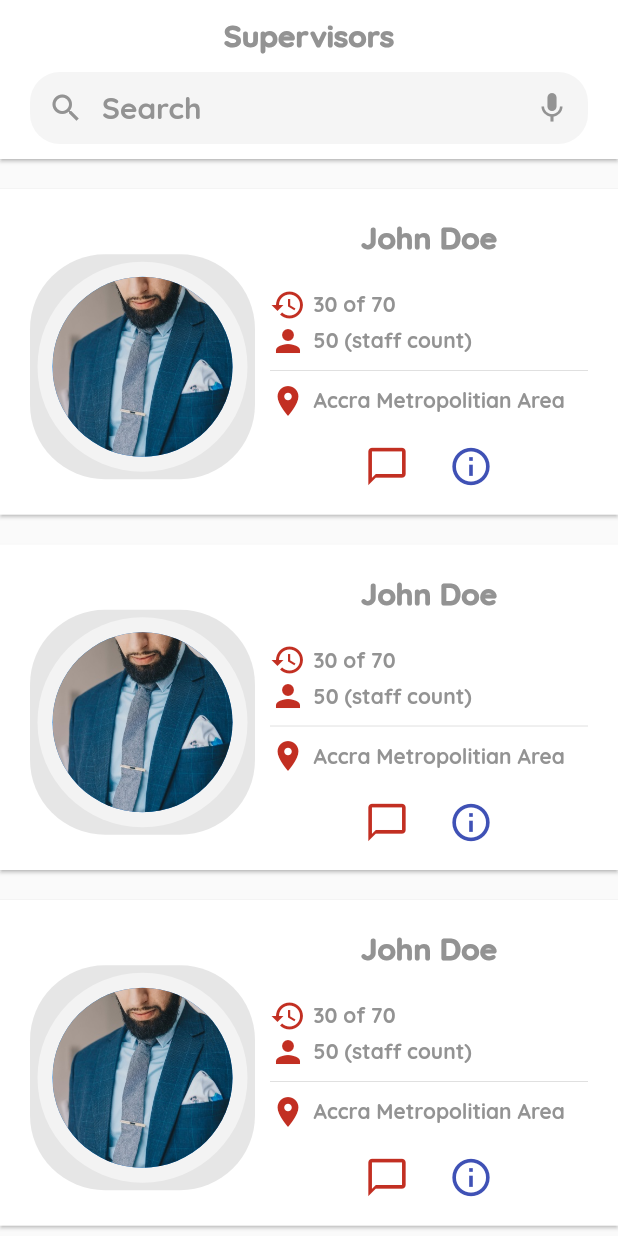
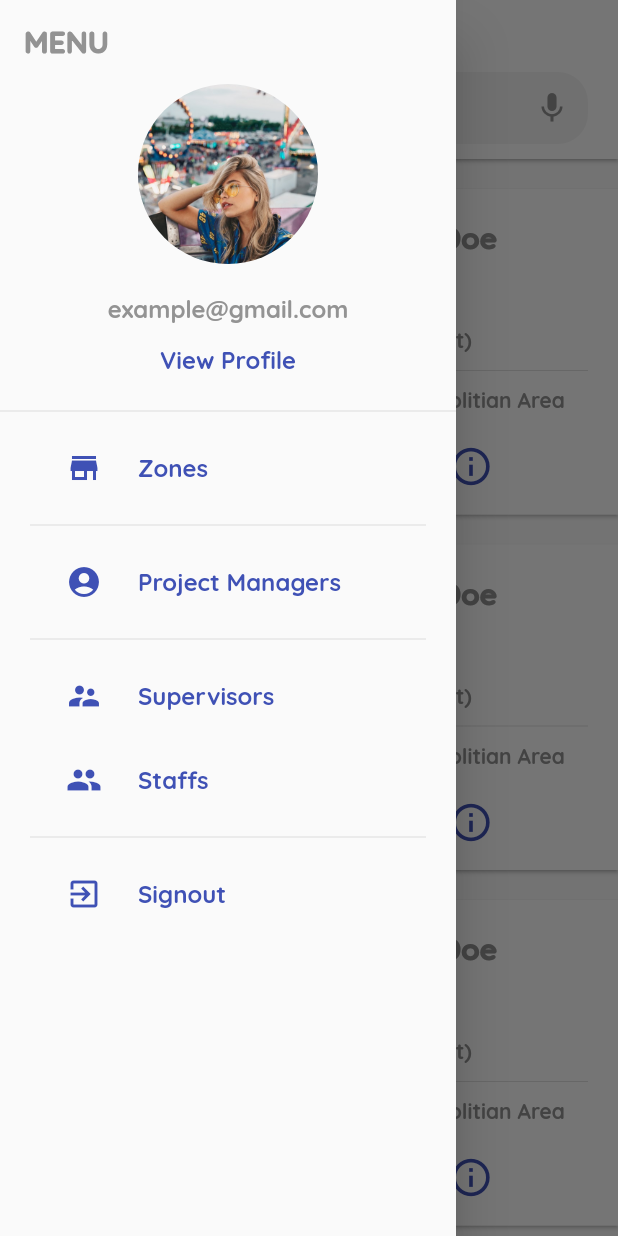
Before and after one commit to kwado-tech/project-management, a Flutter app: the SupervisorsPage screen opened by its route, with the side drawer open (before the commit the screen has no drawer), on a phone screen of 412 x 824 dp. Run offline on Flutter 3.47's test engine with Material 2 defaults, Android fonts, the phone set to English and light mode, and no system bars.

Commit message:
Designed & added drawer to supervisors-page

```diff
--- a/lib/pages/supervisors/supervisors_page.dart
+++ b/lib/pages/supervisors/supervisors_page.dart
@@ -1,5 +1,6 @@
 import 'package:flutter/material.dart';
 import 'package:project_manager/theme/theme_colors.dart';
+import 'package:project_manager/widgets/supervisors/side_drawer.dart';
 import 'package:project_manager/widgets/supervisors/supervisor_item.dart';
 
 class SupervisorsPage extends StatelessWidget {
@@ -56,6 +57,7 @@ class SupervisorsPage extends StatelessWidget {
             child: _buildSearchTextField(),
           ),
         ),
+        drawer: SideDrawer(),
         body: Container(
           // padding: EdgeInsets.symmetric(horizontal: 20.0),
           child: ListView(
--- /dev/null
+++ b/lib/widgets/supervisors/side_drawer.dart
@@ -0,0 +1,133 @@
+import 'package:flutter/material.dart';
+import 'package:project_manager/theme/theme_colors.dart';
+
+class SideDrawer extends StatelessWidget {
+  @override
+  Widget build(BuildContext context) {
+    return Drawer(
+      child: Container(
+        child: SingleChildScrollView(
+          child: Column(
+            children: <Widget>[
+              AppBar(
+                elevation: 0.0,
+                backgroundColor: Colors.transparent,
+                automaticallyImplyLeading: false,
+                title: Text(
+                  'MENU',
+                  style: TextStyle(
+                      color: tTextColor,
+                      fontSize: 20.0,
+                      fontWeight: FontWeight.w900),
+                ),
+              ),
+              ClipRRect(
+                  borderRadius: BorderRadius.circular(60.0),
+                  child: Image.asset(
+                    'assets/images/temp4.jpg',
+                    fit: BoxFit.cover,
+                    height: 120.0,
+                    width: 120.0,
+                  )),
+              SizedBox(height: 20.0),
+              Text('example@gmail.com',
+                  style: TextStyle(
+                      color: tTextColor,
+                      fontSize: 16.0,
+                      fontWeight: FontWeight.bold)),
+              FlatButton(
+                child: Text(
+                  'View Profile',
+                  style: TextStyle(
+                      color: Theme.of(context).primaryColor,
+                      fontSize: 16.0,
+                      fontWeight: FontWeight.bold),
+                ),
+                onPressed: () {},
+              ),
+              Divider(height: 20.0),
+              Container(
+                padding: EdgeInsets.symmetric(horizontal: 20.0),
+                child: Column(
+                  children: <Widget>[
+                    ListTile(
+                      leading: CircleAvatar(
+                          backgroundColor: tBackgroundColor,
+                          child: Icon(Icons.store_mall_directory,
+                              color: Theme.of(context).primaryColor)),
+                      title: Text(
+                        'Zones',
+                        style: TextStyle(
+                            color: Theme.of(context).primaryColor,
+                            fontSize: 16.0,
+                            fontWeight: FontWeight.bold),
+                      ),
+                      onTap: () {},
+                    ),
+                    Divider(height: 20.0),
+                    ListTile(
+                      leading: CircleAvatar(
+                          backgroundColor: tBackgroundColor,
+                          child: Icon(Icons.account_circle,
+                              color: Theme.of(context).primaryColor)),
+                      title: Text(
+                        'Project Managers',
+                        style: TextStyle(
+                            color: Theme.of(context).primaryColor,
+                            fontSize: 16.0,
+                            fontWeight: FontWeight.bold),
+                      ),
+                      onTap: () {},
+                    ),
+                    Divider(height: 20.0),
+                    ListTile(
+                      leading: CircleAvatar(
+                          backgroundColor: tBackgroundColor,
+                          child: Icon(Icons.supervisor_account,
+                              color: Theme.of(context).primaryColor)),
+                      title: Text(
+                        'Supervisors',
+                        style: TextStyle(
+                            color: Theme.of(context).primaryColor,
+                            fontSize: 16.0,
+                            fontWeight: FontWeight.bold),
+                      ),
+                    ),
+                    ListTile(
+                      leading: CircleAvatar(
+                          backgroundColor: tBackgroundColor,
+                          child: Icon(Icons.people,
+                              color: Theme.of(context).primaryColor)),
+                      title: Text(
+                        'Staffs',
+                        style: TextStyle(
+                            color: Theme.of(context).primaryColor,
+                            fontSize: 16.0,
+                            fontWeight: FontWeight.bold),
+                      ),
+                    ),
+                    Divider(height: 20.0),
+                    ListTile(
+                      onTap: () {},
+                      leading: CircleAvatar(
+                          backgroundColor: tBackgroundColor,
+                          child: Icon(Icons.exit_to_app,
+                              color: Theme.of(context).primaryColor)),
+                      title: Text(
+                        'Signout',
+                        style: TextStyle(
+                            color: Theme.of(context).primaryColor,
+                            fontSize: 16.0,
+                            fontWeight: FontWeight.bold),
+                      ),
+                    ),
+                  ],
+                ),
+              )
+            ],
+          ),
+        ),
+      ),
+    );
+  }
+}
```
